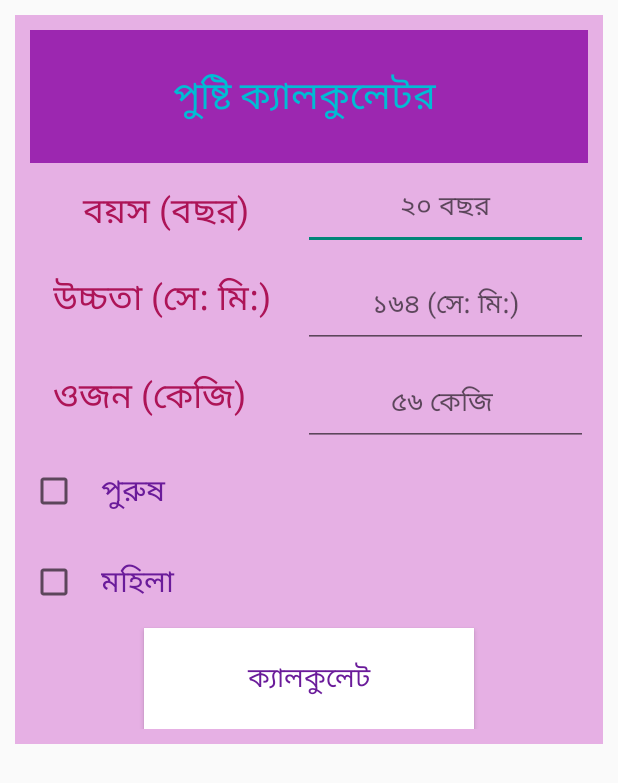
After one commit to muhtamim/DoctorApp, an Android app: the Calculators screen opened directly, with no data from a screen before it, on a phone screen of 412 x 824 dp. The commit adds this screen. Shown: the top 783 px of the screen. Run offline under Robolectric (Android 15) with nearby library versions, the phone set to English and light mode, and no system bars; Roboto replaces fonts that are not available here.

Commit message:
Update selfTest

```diff
--- a/app/build.gradle
+++ b/app/build.gradle
@@ -71,6 +71,7 @@ dependencies {
     implementation 'com.github.daniel-stoneuk:material-about-library:1.7.1'
     implementation 'com.github.bumptech.glide:glide:3.7.0'
     implementation 'com.github.Mariovc:ImagePicker:1.1.1'
+    implementation 'com.android.support:support-v4:27.1.1'
 
 }
 
--- a/app/src/main/AndroidManifest.xml
+++ b/app/src/main/AndroidManifest.xml
@@ -159,6 +159,8 @@
             android:theme="@style/Theme.AppCompat.Light.DarkActionBar" ></activity>
         <activity android:name=".bisonnotaMainActivity"
             android:theme="@style/Theme.AppCompat.Light.DarkActionBar" ></activity>
+        <activity android:name=".Calculators"
+            android:theme="@style/Theme.AppCompat.Light.DarkActionBar" ></activity>
 
     </application>
 
--- /dev/null
+++ b/app/src/main/java/com/example/muhtamimnahid/doctorapp/Calculators.java
@@ -0,0 +1,104 @@
+package com.example.muhtamimnahid.doctorapp;
+
+import android.app.Activity;
+import android.app.AlertDialog;
+import android.content.DialogInterface;
+import android.content.Intent;
+import android.os.Bundle;
+import android.view.View;
+import android.widget.Button;
+import android.widget.CheckBox;
+import android.widget.EditText;
+import android.widget.TextView;
+
+public class Calculators extends Activity {
+
+    Button bt;
+    EditText edt, edt2, edt3;
+    CheckBox check, check1;
+
+    @Override
+    protected void onCreate(Bundle savedInstanceState) {
+        super.onCreate(savedInstanceState);
+        setContentView(R.layout.activity_bmicalculators);
+
+        bt = (Button) findViewById(R.id.btn);
+        check = (CheckBox) findViewById(R.id.checkBox);
+        check1 = (CheckBox) findViewById(R.id.checkBox2);
+        edt = (EditText) findViewById(R.id.editText);
+        edt2 = (EditText) findViewById(R.id.editText2);
+        edt3 = (EditText) findViewById(R.id.editText3);
+
+        check.setOnClickListener(new View.OnClickListener() {
+            @Override
+            public void onClick(View view) {
+
+                if (((CheckBox) view).isChecked()) {
+                    bt.setOnClickListener(new View.OnClickListener() {
+                        @Override
+                        public void onClick(View view) {
+                            int age = Integer.parseInt(edt.getText().toString());
+                            float height = Float.parseFloat(edt2.getText().toString());
+                            float weight = Float.parseFloat(edt3.getText().toString());
+
+                            float cal, cons = (float) 0.8, cons1 = (float) 1.5;
+                            float num = weight * cons;
+                            float num2 = weight * cons1;
+
+                            cal = (float) (66.47 + (13.75 * weight) + (5.0 * height) - (6.75 * age));
+                            float fats = (float) ((weight * 1.082) + 94.42);
+
+                            AlertDialog alertDialog = new AlertDialog.Builder(Calculators.this).create();
+                            alertDialog.setTitle("Daily Nutrition Need");
+                            alertDialog.setIcon(R.drawable.nutrition_icon);
+                            alertDialog.setMessage("Protein = " + num + " - " + num2 + " gram\n" + "Calorie = " + cal + " calorie" + "\n" + "Fats = " + fats);
+                            alertDialog.setButton("Ok", new DialogInterface.OnClickListener() {
+                                @Override
+                                public void onClick(DialogInterface dialog, int which) {
+
+                                }
+                            });
+                            alertDialog.show();
+
+                        }
+                    });
+                }
+            }
+        });
+
+        check1.setOnClickListener(new View.OnClickListener() {
+            @Override
+            public void onClick(View view) {
+
+                if (((CheckBox) view).isChecked()) {
+                    bt.setOnClickListener(new View.OnClickListener() {
+                        @Override
+                        public void onClick(View view) {
+                            int age = Integer.parseInt(edt.getText().toString());
+                            float height = Float.parseFloat(edt2.getText().toString());
+                            float weight = Float.parseFloat(edt3.getText().toString());
+                            float cal, cons = (float) 0.8, cons1 = (float) 1.5;
+                            float num = weight * cons;
+                            float num2 = weight * cons1;
+
+                            cal = (float) (665.09 + (9.56 * weight) + (1.84 * height) - (4.67 * age));
+                            float fats = (float) ((weight * 0.732) + 8.987);
+
+                            AlertDialog alertDialog = new AlertDialog.Builder(Calculators.this).create();
+                            alertDialog.setTitle("Daily Nutrition Need");
+                            alertDialog.setIcon(R.drawable.nutrition_icon);
+                            alertDialog.setMessage("Protein = " + num + " - " + num2 + " gram\n" + "Calorie = " + cal + " calorie" + "\n" + "Fats = " + fats);
+                            alertDialog.setButton("Ok", new DialogInterface.OnClickListener() {
+                                @Override
+                                public void onClick(DialogInterface dialog, int which) {
+
+                                }
+                            });
+                            alertDialog.show();
+                        }
+                    });
+                }
+            }
+        });
+    }
+}
--- a/app/src/main/java/com/example/muhtamimnahid/doctorapp/SelfTest.java
+++ b/app/src/main/java/com/example/muhtamimnahid/doctorapp/SelfTest.java
@@ -47,7 +47,13 @@ public class SelfTest extends AppCompatActivity {
                 startActivity(intent);
             }
         });
-
+        bmi.setOnClickListener(new View.OnClickListener() {
+            @Override
+            public void onClick(View v) {
+                Intent intent = new Intent(SelfTest.this,Calculators.class);
+                startActivity(intent);
+            }
+        });
 
     }
 
--- a/app/src/main/java/com/example/muhtamimnahid/doctorapp/hopelessMainActivity.java
+++ b/app/src/main/java/com/example/muhtamimnahid/doctorapp/hopelessMainActivity.java
@@ -29,27 +29,27 @@ public class hopelessMainActivity extends AppCompatActivity {
     int mQuestion;
 
     // Array to store Questions and Answers and retrieve from TrueFalse Model
-    private TrueFalse[] mQuestionBank = new TrueFalse [] {
-            new TrueFalse(R.string.question_1,true),
-            new TrueFalse(R.string.question_2,false),
-            new TrueFalse(R.string.question_3,true),
-            new TrueFalse(R.string.question_4,false),
-            new TrueFalse(R.string.question_5,true),
-            new TrueFalse(R.string.question_6,true),
-            new TrueFalse(R.string.question_7,false),
-            new TrueFalse(R.string.question_8,true),
-            new TrueFalse(R.string.question_9,false),
-            new TrueFalse(R.string.question_10,true),
-            new TrueFalse(R.string.question_11,false),
-            new TrueFalse(R.string.question_12,false),
-            new TrueFalse(R.string.question_13,true),
-            new TrueFalse(R.string.question_14,false),
-            new TrueFalse(R.string.question_15,true),
-            new TrueFalse(R.string.question_16,false),
-            new TrueFalse(R.string.question_17,false),
-            new TrueFalse(R.string.question_18,false),
-            new TrueFalse(R.string.question_19,true),
-            new TrueFalse(R.string.question_20,false)
+    private TrueFalse[] mQuestionBank = new TrueFalse[]{
+            new TrueFalse(R.string.question_1, true),
+            new TrueFalse(R.string.question_2, false),
+            new TrueFalse(R.string.question_3, true),
+            new TrueFalse(R.string.question_4, false),
+            new TrueFalse(R.string.question_5, true),
+            new TrueFalse(R.string.question_6, true),
+            new TrueFalse(R.string.question_7, false),
+            new TrueFalse(R.string.question_8, true),
+            new TrueFalse(R.string.question_9, false),
+            new TrueFalse(R.string.question_10, true),
+            new TrueFalse(R.string.question_11, false),
+            new TrueFalse(R.string.question_12, false),
+            new TrueFalse(R.string.question_13, true),
+            new TrueFalse(R.string.question_14, false),
+            new TrueFalse(R.string.question_15, true),
+            new TrueFalse(R.string.question_16, false),
+            new TrueFalse(R.string.question_17, false),
+            new TrueFalse(R.string.question_18, false),
+            new TrueFalse(R.string.question_19, true),
+            new TrueFalse(R.string.question_20, false)
 
 
     };
@@ -78,7 +78,7 @@ public class hopelessMainActivity extends AppCompatActivity {
         if (savedInstanceState != null) {
             mScore = savedInstanceState.getInt("ScoreKey");
             mIndex = savedInstanceState.getInt("IndexKey");
-            mScoreTextView.setText("Score "+ mScore + "/" + 40);
+            mScoreTextView.setText("Score " + mScore + "/" + 40);
 
         } else {
             mScore = 0;
@@ -112,13 +112,11 @@ public class hopelessMainActivity extends AppCompatActivity {
         String message;
         if (Score == 40) {
             message = "আর দেরি না করে এখনই একজন স্পেশালিস্ট এর কাছে যেতে হবে। যার কাছে কাউন্সেলিং এর মাধ্যমে আপনার আশাহীনতায় কাটিয়ে উঠতে পারবেন।";
-        } else if (Score > 35 ) {
+        } else if (Score > 35) {
             message = "আপনি আশাহীনতায় ভুগছেন";
-        }
-        else if (Score > 30 ) {
+        } else if (Score > 25) {
             message = "আপনি হালকা বিষন্নতা ভুগছেন";
-        }
-        else if (Score > 8 ) {
+        } else if (Score > 8) {
             message = "আপনি স্বাভাবিক আছেন";
         } else {
             message = "আপনার কোন আশাহীনতায় হওয়ার সম্ভাবনা নেই";
@@ -140,7 +138,7 @@ public class hopelessMainActivity extends AppCompatActivity {
             alert.setPositiveButton("আবার টেস্ট করুন", new DialogInterface.OnClickListener() {
                 @Override
                 public void onClick(DialogInterface dialog, int which) {
-                    makeText(getApplicationContext(),"আবার টেস্ট দিন", Toast.LENGTH_SHORT).show();
+                    makeText(getApplicationContext(), "আবার টেস্ট দিন", Toast.LENGTH_SHORT).show();
                     recreate();
                     mProgressBar.setProgress(0);
                     mScore = 0;
@@ -149,9 +147,10 @@ public class hopelessMainActivity extends AppCompatActivity {
             alert.setNegativeButton("আপনার জন্য পরামর্শ", new DialogInterface.OnClickListener() {
                 @Override
                 public void onClick(DialogInterface dialog, int which) {
-                    Intent intent = new Intent(hopelessMainActivity.this,Advise.class);
+                    Intent intent = new Intent(hopelessMainActivity.this, Advise.class);
                     startActivity(intent);
-                }});
+                }
+            });
 
             alert.show();
         }
@@ -159,7 +158,7 @@ public class hopelessMainActivity extends AppCompatActivity {
         mQuestion = mQuestionBank[mIndex].getQuestionID();
         mQuestionTextView.setText(mQuestion);
         mProgressBar.incrementProgressBy(PROGRESS_BAR_INCREMENT);
-        mScoreTextView.setText("ফলাফল"+ mScore + "/" + 40);
+        mScoreTextView.setText("ফলাফল" + mScore + "/" + 40);
     }
 
     private void checkAnswer(boolean userSelection) {
--- /dev/null
+++ b/app/src/main/res/layout/activity_bmicalculators.xml
@@ -0,0 +1,174 @@
+<?xml version="1.0" encoding="utf-8"?>
+<ScrollView xmlns:android="http://schemas.android.com/apk/res/android"
+    android:id="@+id/ScrollView01"
+    android:layout_width="fill_parent"
+    android:layout_height="fill_parent">
+
+    <RelativeLayout
+        android:id="@+id/RelativeLayout01"
+        android:layout_width="fill_parent"
+        android:layout_height="fill_parent"
+        android:padding="10dp">
+
+        <RelativeLayout
+            android:id="@+id/LinearLayout01"
+            android:layout_width="fill_parent"
+            android:layout_height="fill_parent"
+            android:layout_alignParentBottom="true"
+            android:layout_alignParentEnd="true"
+            android:layout_alignParentRight="true"
+            android:background="#e6b0e4"
+            android:orientation="vertical"
+            android:padding="10dp">
+
+            <TextView
+                android:id="@+id/text"
+                android:layout_width="wrap_content"
+                android:layout_height="wrap_content"
+                android:layout_alignParentEnd="true"
+                android:layout_alignParentLeft="true"
+                android:layout_alignParentRight="true"
+                android:layout_alignParentStart="true"
+                android:layout_alignParentTop="true"
+                android:background="#9C27B0"
+                android:padding="25dp"
+                android:text="পুষ্টি ক্যালকুলেটর "
+                android:textAlignment="center"
+                android:textAppearance="?android:attr/textAppearanceLarge"
+                android:textColor="#00BCD4"
+                android:textSize="25dp" />
+
+            <TextView
+                android:id="@+id/text1"
+                android:layout_width="wrap_content"
+                android:layout_height="wrap_content"
+                android:layout_alignParentLeft="true"
+                android:layout_alignParentStart="true"
+                android:layout_below="@+id/text"
+                android:layout_toLeftOf="@+id/editText"
+
+                android:layout_toStartOf="@+id/editText"
+                android:padding="15dp"
+                android:text="বয়স (বছর)"
+                android:textAlignment="center"
+                android:textAppearance="?android:attr/textAppearanceLarge"
+                android:textColor="#AD1457"
+                android:textSize="23dp" />
+
+            <EditText
+                android:id="@+id/editText"
+                android:layout_width="wrap_content"
+                android:layout_height="wrap_content"
+                android:layout_alignParentEnd="true"
+                android:layout_alignParentRight="true"
+                android:layout_alignTop="@+id/text1"
+                android:layout_toEndOf="@+id/text2"
+                android:layout_toRightOf="@+id/text2"
+                android:ems="10"
+                android:hint="২০ বছর"
+                android:inputType="numberSigned"
+                android:padding="15dp"
+                android:textAlignment="center"
+                android:textSize="18dp" />
+
+            <TextView
+                android:id="@+id/text2"
+                android:layout_width="wrap_content"
+                android:layout_height="wrap_content"
+                android:layout_alignParentLeft="true"
+                android:layout_alignParentStart="true"
+                android:layout_below="@+id/editText"
+                android:padding="15dp"
+                android:text="উচ্চতা (সে: মি:) "
+                android:textAppearance="?android:attr/textAppearanceLarge"
+                android:textColor="#AD1457"
+                android:textSize="23dp" />
+
+            <EditText
+                android:id="@+id/editText2"
+                android:layout_width="wrap_content"
+                android:layout_height="wrap_content"
+                android:layout_alignBottom="@+id/text2"
+                android:layout_alignParentEnd="true"
+                android:layout_alignParentRight="true"
+                android:layout_toEndOf="@+id/text2"
+                android:layout_toRightOf="@+id/text2"
+                android:ems="10"
+                android:hint="১৬৪ (সে: মি:)"
+                android:inputType="numberSigned"
+                android:padding="15dp"
+                android:textAlignment="center"
+                android:textSize="18dp" />
+
+            <TextView
+                android:id="@+id/text3"
+                android:layout_width="wrap_content"
+                android:layout_height="wrap_content"
+                android:layout_alignParentLeft="true"
+                android:layout_alignParentStart="true"
+                android:layout_below="@+id/editText2"
+                android:padding="15dp"
+                android:text="ওজন (কেজি)"
+                android:textAppearance="?android:attr/textAppearanceLarge"
+                android:textColor="#AD1457"
+                android:textSize="23dp" />
+
+            <EditText
+                android:id="@+id/editText3"
+                android:layout_width="wrap_content"
+                android:layout_height="wrap_content"
+                android:layout_alignBottom="@+id/text3"
+                android:layout_alignParentEnd="true"
+                android:layout_alignParentRight="true"
+                android:layout_toEndOf="@+id/text2"
+                android:layout_toRightOf="@+id/text2"
+                android:ems="10"
+                android:hint="৫৬ কেজি "
+                android:inputType="numberSigned"
+                android:padding="15dp"
+                android:textAlignment="center"
+                android:textSize="18dp" />
+
+            <CheckBox
+                android:id="@+id/checkBox"
+                android:layout_width="fill_parent"
+                android:layout_height="wrap_content"
+                android:layout_alignParentLeft="true"
+                android:layout_alignParentStart="true"
+                android:layout_below="@+id/editText3"
+                android:checked="false"
+                android:padding="15dp"
+                android:text="পুরুষ "
+                android:textColor="#6A1B9A"
+                android:textSize="20dp" />
+
+            <CheckBox
+                android:id="@+id/checkBox2"
+                android:layout_width="fill_parent"
+                android:layout_height="wrap_content"
+                android:layout_alignLeft="@+id/checkBox"
+                android:layout_alignStart="@+id/checkBox"
+                android:layout_below="@+id/checkBox"
+                android:checked="false"
+                android:padding="15dp"
+                android:text="মহিলা "
+                android:textColor="#6A1B9A"
+                android:textSize="20dp" />
+
+            <Button
+                android:id="@+id/btn"
+                android:layout_width="220dp"
+                android:layout_height="wrap_content"
+                android:layout_below="@+id/checkBox2"
+                android:layout_centerHorizontal="true"
+                android:background="#ffffff"
+                android:padding="20dp"
+                android:text="ক্যালকুলেট"
+                android:textAlignment="center"
+                android:textColor="#6A1B9A"
+                android:textSize="18dp" />
+
+        </RelativeLayout>
+    </RelativeLayout>
+
+</ScrollView>
--- a/app/src/main/res/layout/activity_self_test.xml
+++ b/app/src/main/res/layout/activity_self_test.xml
@@ -189,13 +189,13 @@
                         android:layout_height="64dp"
                         android:background="@drawable/cerclebackgroundyello"
                         android:padding="10dp"
-                        android:src="@drawable/bmi" />
+                        android:src="@drawable/nuration" />
 
                     <TextView
                         android:layout_width="wrap_content"
                         android:layout_height="wrap_content"
                         android:layout_marginTop="10dp"
-                        android:text="বি.এম.আই ক্যালকুলেটর"
+                        android:text="পুষ্টি ক্যালকুলেটর"
                         android:textStyle="bold" />
 
                     <View
@@ -209,7 +209,7 @@
                         android:layout_height="wrap_content"
                         android:gravity="center"
                         android:padding="5dp"
-                        android:text="আপনার উচ্চতার সাথে ওজনের সম্পর্ক"
+                        android:text="প্রতিদিনের পুষ্টির হিসাব"
                         android:textColor="@android:color/darker_gray" />
 
                 </LinearLayout>
--- a/app/src/main/res/values/colors.xml
+++ b/app/src/main/res/values/colors.xml
@@ -63,4 +63,9 @@
     <color name="colorDivider">#B6B6B6</color>
 
     <color name="most_button_Used">#0F7DC2</color>
+
+    <color name="gradient_start_color">#4c84ff</color>
+    <color name="gradient_end_color">#18a3fe</color>
+
+
 </resources>
--- a/app/src/main/res/values/strings.xml
+++ b/app/src/main/res/values/strings.xml
@@ -351,5 +351,4 @@
     ** ঘুমের উন্নতি হবে</string>
     <string name="adv_04">৪. মৃদু সুরের গান শুনতে পারেন। গান শুনলে সেরোটোনিন নামক হরমোন নিঃসৃত হয় যা বিষন্নতা বা মন খারাপের অনুভূতি কমাতে সাহায্য করে। \n\n</string>
 
-
 </resources>
```
Also changed, not shown: app/src/main/res/drawable/nuration.png (added), app/src/main/res/drawable/nutrition_icon.png (added).
